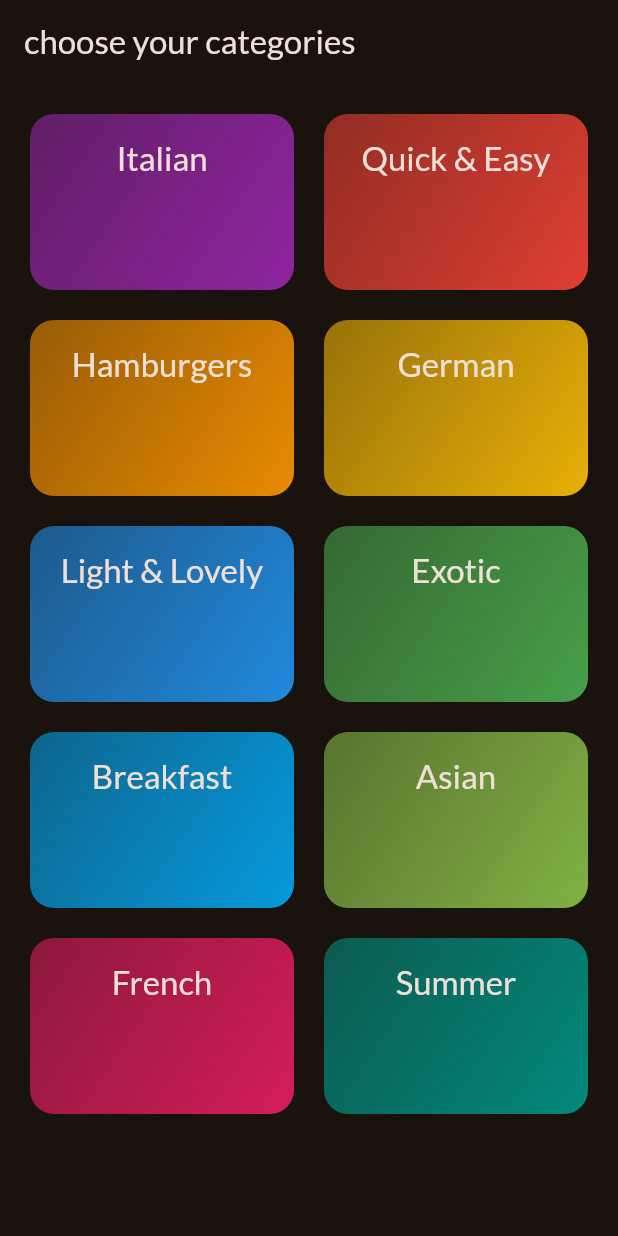
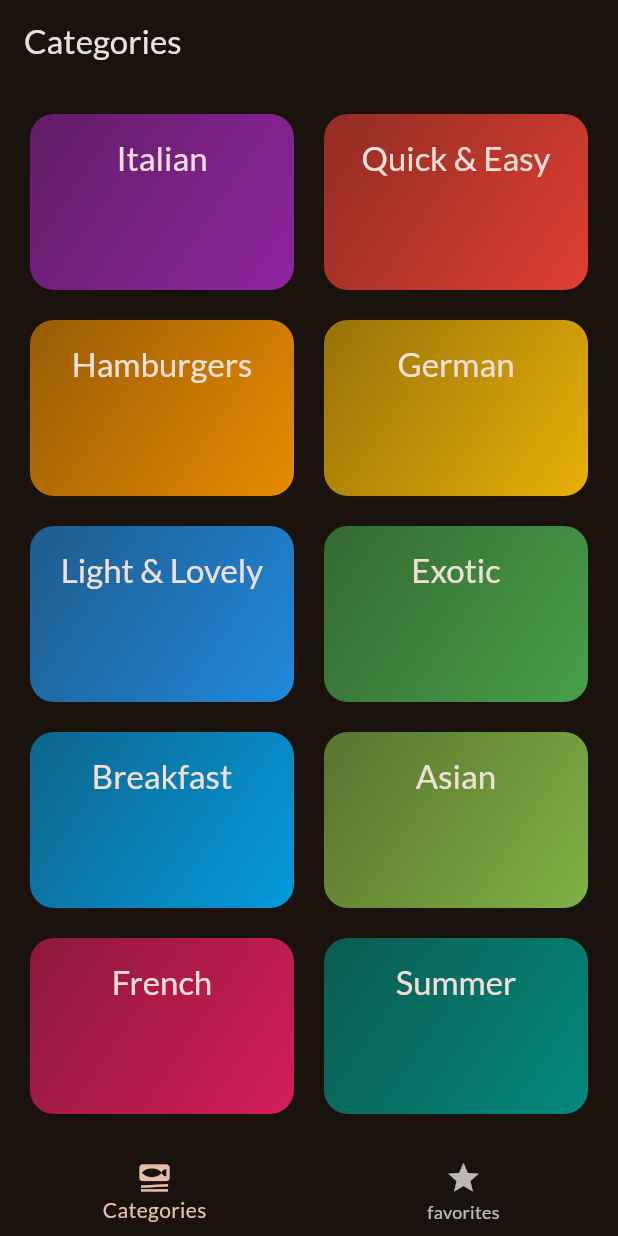
Before and after one commit to Zain-Nhlawy/MealsProject, a Flutter app: the screen it shows after launch, on a phone screen of 412 x 824 dp. Run offline on Flutter 3.47's test engine with Material 3 defaults, Android fonts, the phone set to English and light mode, and no system bars; our stand-ins replace google_fonts, transparent_image.

Commit message:
adding favorites screen

```diff
--- a/lib/main.dart
+++ b/lib/main.dart
@@ -1,6 +1,6 @@
 import 'package:flutter/material.dart';
 import 'package:google_fonts/google_fonts.dart';
-import 'package:meals_managment/screen/categories.dart';
+import 'package:meals_managment/screen/tabs.dart';
 
 final theme = ThemeData(
   useMaterial3: true,
@@ -20,6 +20,6 @@ class App extends StatelessWidget {
 
   @override
   Widget build(BuildContext context) {
-    return MaterialApp(theme: theme, home: Categories());
+    return MaterialApp(theme: theme, home: Tabs());
   }
 }
--- a/lib/screen/categories.dart
+++ b/lib/screen/categories.dart
@@ -22,7 +22,6 @@ class Categories extends StatelessWidget {
   @override
   Widget build(context) {
     return Scaffold(
-      appBar: AppBar(title: Text('choose your categories')),
       body: GridView(
         padding: EdgeInsets.all(20),
         gridDelegate: SliverGridDelegateWithFixedCrossAxisCount(
--- /dev/null
+++ b/lib/screen/tabs.dart
@@ -0,0 +1,48 @@
+import 'package:flutter/material.dart';
+import 'package:meals_managment/screen/categories.dart';
+import 'package:meals_managment/screen/meals.dart';
+
+class Tabs extends StatefulWidget {
+  const Tabs({super.key});
+
+  @override
+  State<Tabs> createState() {
+    return _TabsState();
+  }
+}
+
+class _TabsState extends State<Tabs> {
+  var _selectedScreenIndex = 0;
+
+  void _selectingScrreen(int index) {
+    setState(() {
+      _selectedScreenIndex = index;
+    });
+  }
+
+  @override
+  Widget build(context) {
+    var _activePageTitle = 'Categories';
+    Widget activeScreen = Categories();
+
+    if (_selectedScreenIndex == 1) {
+      activeScreen = Meals(meals: []);
+      _activePageTitle = 'Favorites';
+    }
+    return Scaffold(
+      appBar: AppBar(title: Text(_activePageTitle)),
+      body: activeScreen,
+      bottomNavigationBar: BottomNavigationBar(
+        onTap: _selectingScrreen,
+        currentIndex: _selectedScreenIndex,
+        items: [
+          BottomNavigationBarItem(
+            icon: Icon(Icons.set_meal),
+            label: 'Categories',
+          ),
+          BottomNavigationBarItem(icon: Icon(Icons.star), label: 'favorites'),
+        ],
+      ),
+    );
+  }
+}
--- a/lib/widgets/meals_list/meal_item.dart
+++ b/lib/widgets/meals_list/meal_item.dart
@@ -1,7 +1,7 @@
 import 'package:flutter/material.dart';
 import 'package:meals_managment/models/meal.dart';
 import 'package:meals_managment/screen/meal_details.dart';
-import 'package:meals_managment/widgets/meal_item_trait.dart';
+import 'package:meals_managment/widgets/meals_list/meal_item_trait.dart';
 import 'package:transparent_image/transparent_image.dart';
 
 class MealItem extends StatelessWidget {
```
Also changed, not shown: lib/screen/meals.dart (+6 -4 lines), lib/widgets/meals_list/meal_item_trait.dart (renamed from lib/widgets/meal_item_trait.dart).
